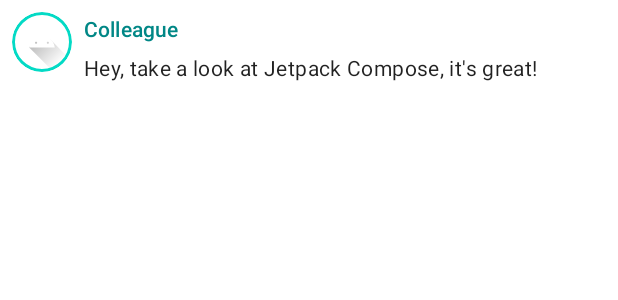
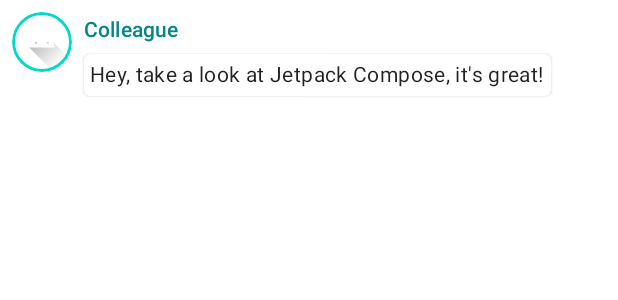
Before and after one commit to kutta97/Android-Compose-Codelab-Study, an Android app built with Jetpack Compose: the @Preview function PreviewMessageCard, on a phone screen of 412 x 824 dp. Shown: the top 300 px of the screen. Run offline under Robolectric (Android 15) with nearby library versions, the phone set to English and light mode, and no system bars.

Commit message:
Material Design: msg body에 모서리 둥근 사각형 도형 추가

```diff
--- a/app/src/main/java/com/example/myapplication/MainActivity.kt
+++ b/app/src/main/java/com/example/myapplication/MainActivity.kt
@@ -59,10 +59,13 @@ fun MessageCard(msg: Message) {
             // Add a vertical space between the author and message text
             Spacer(modifier = Modifier.height(4.dp))
 
-            Text(
-                text = msg.body,
-                style = MaterialTheme.typography.body2
-            )
+            Surface(shape = MaterialTheme.shapes.medium, elevation = 1.dp) {
+                Text(
+                    text = msg.body,
+                    modifier = Modifier.padding(all = 4.dp),
+                    style = MaterialTheme.typography.body2
+                )
+            }
         }
     }
 }
```
